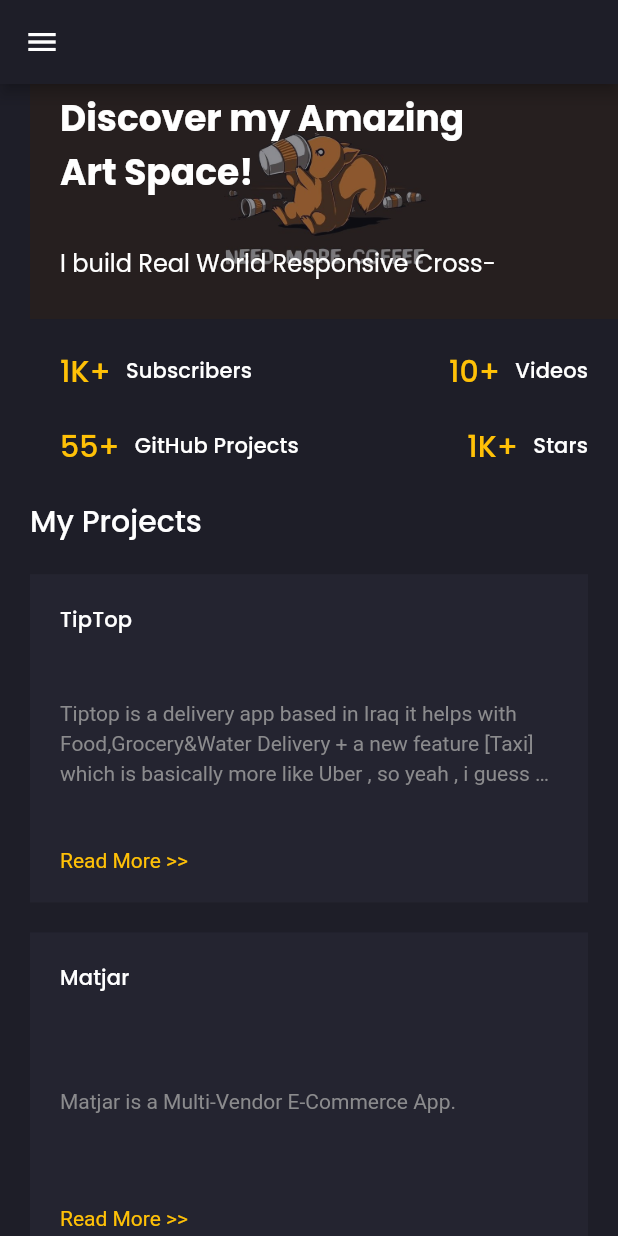
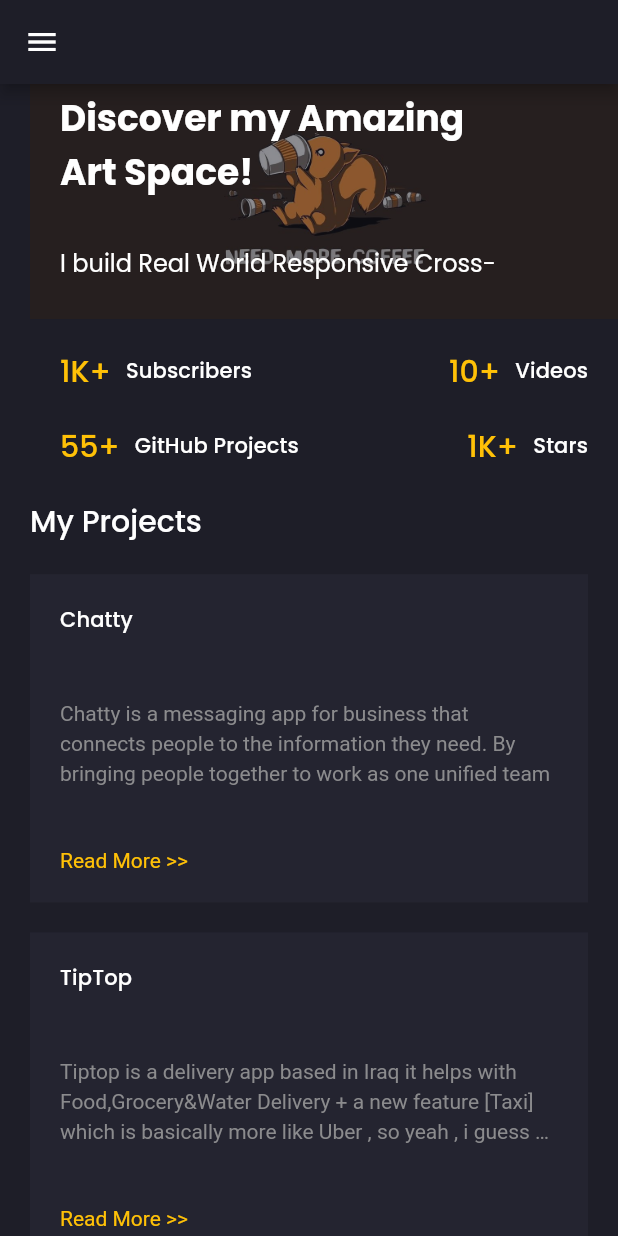
Before and after one commit to MeYo0o/Moaz-Dev-Portfolio, a Flutter app: the screen it shows after launch, on a phone screen of 412 x 824 dp. Run offline on Flutter 3.47's test engine with Material 2 defaults, Android fonts, the phone set to English and light mode, and no system bars; drawn by our look-alikes of animated_text_kit; our stand-ins replace firebase_core, flutter_svg, get, google_fonts, url_strategy; accounts and stored records are empty.

Commit message:
update: Projects.

```diff
--- a/lib/core/projects.dart
+++ b/lib/core/projects.dart
@@ -2,6 +2,12 @@
 import '../models/Project.dart';
 
 List<Project> kProjects = [
+  Project(
+    title: "Chatty",
+    description:
+        "Chatty is a messaging app for business that connects people to the information they need. By bringing people together to work as one unified team",
+    url: 'https://github.com/MeYo0o/slack-clone-production-screenshots/',
+  ),
   Project(
     title: "TipTop",
     description:
```
